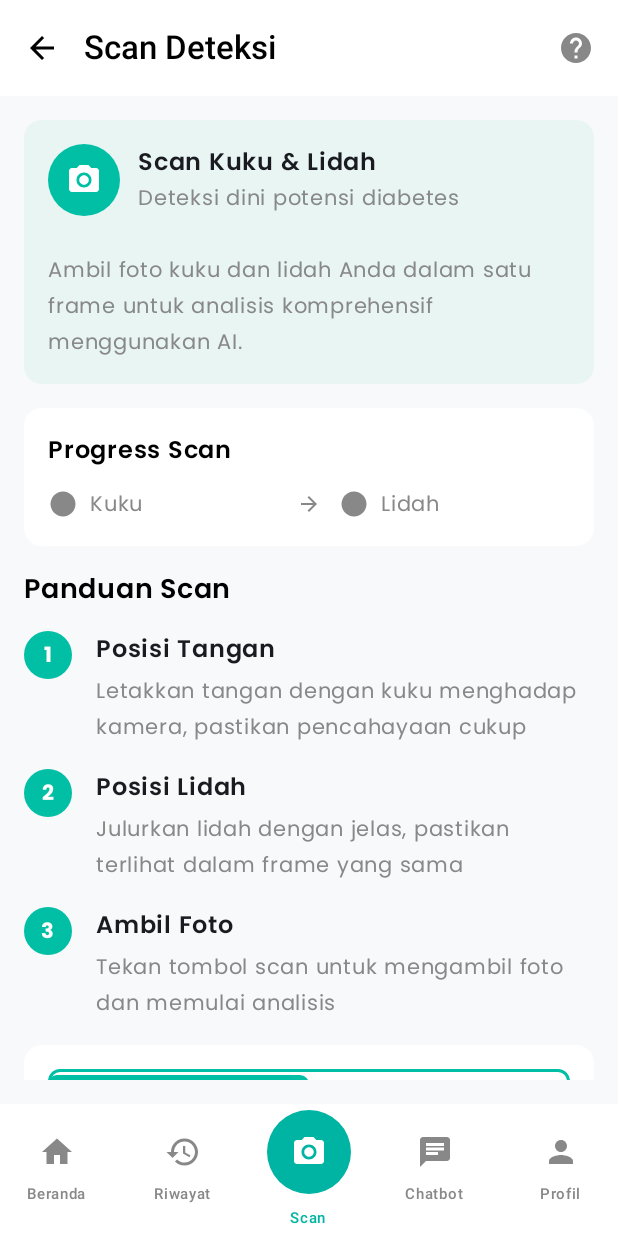
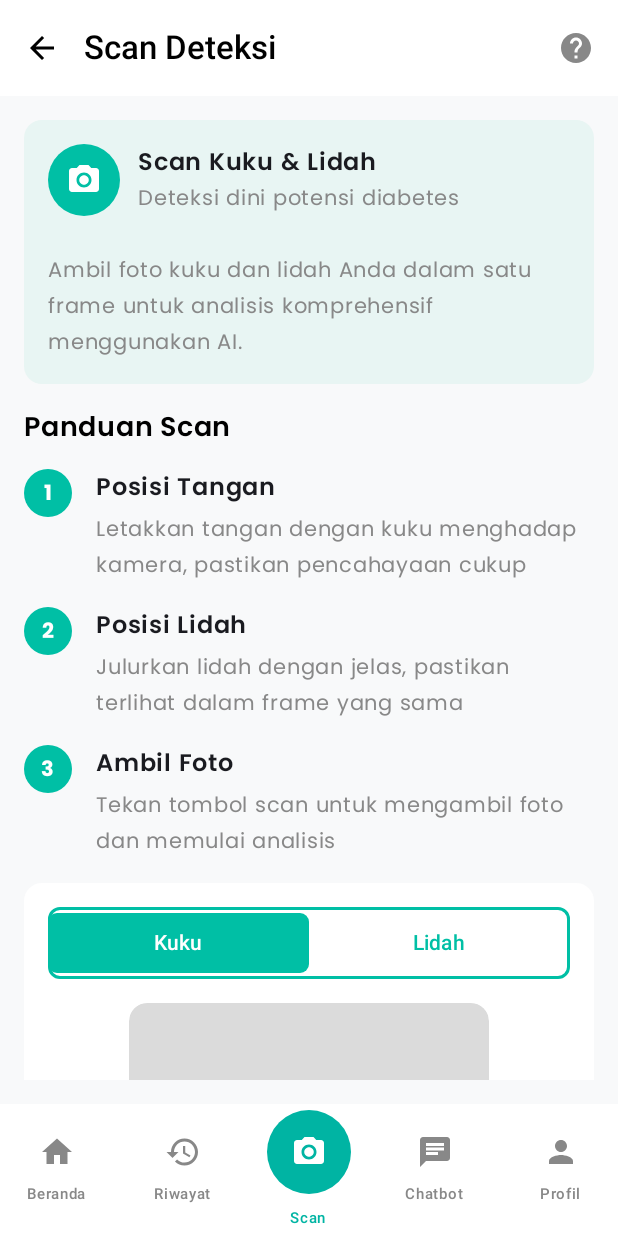
Before and after one commit to dzikrimr/prediai-app, an Android app built with Jetpack Compose: the scan screen opened through its navigation route, on a phone screen of 412 x 824 dp. Run offline under Robolectric (Android 15) with nearby library versions, the phone set to English and light mode, and no system bars; libraries missing offline, so code that uses them is left out: androidx.camera.core, androidx.camera.lifecycle, androidx.camera.view; 2 statements that could not run were skipped.

Commit message:
fix bottom navigation in scan result

```diff
--- a/app/src/main/java/com/example/prediai/MainScreen.kt
+++ b/app/src/main/java/com/example/prediai/MainScreen.kt
@@ -30,7 +30,12 @@ fun MainScreen() {
     Scaffold(
         bottomBar = {
             val currentRoute = navController.currentBackStackEntryAsState().value?.destination?.route
-            if (currentRoute != "progress" && !(currentRoute?.startsWith("historyDetail/") ?: false)) {
+            // Hide bottom navigation for specific screens
+            val hideBottomBar = currentRoute == "progress" ||
+                    currentRoute == "scan_results" ||
+                    currentRoute?.startsWith("historyDetail/") ?: false
+
+            if (!hideBottomBar) {
                 BottomNavigationBar(navController = navController)
             }
         }
--- a/app/src/main/java/com/example/prediai/ScanDetectionScreen.kt
+++ b/app/src/main/java/com/example/prediai/ScanDetectionScreen.kt
@@ -240,79 +240,6 @@ fun ScanDetectionScreen(navController: NavController) {
                     )
 
                     Spacer(modifier = Modifier.height(8.dp))
-                }
-            }
-
-            // Progress indicator
-            item {
-                Card(
-                    modifier = Modifier.fillMaxWidth(),
-                    shape = RoundedCornerShape(12.dp),
-                    colors = CardDefaults.cardColors(containerColor = Color.White)
-                ) {
-                    Column(
-                        modifier = Modifier.padding(16.dp)
-                    ) {
-                        Text(
-                            text = "Progress Scan",
-                            fontWeight = FontWeight.SemiBold,
-                            fontSize = 16.sp,
-                            color = Color.Black
-                        )
-
-                        Spacer(modifier = Modifier.height(12.dp))
-
-                        Row(
-                            horizontalArrangement = Arrangement.spacedBy(12.dp),
-                            verticalAlignment = Alignment.CenterVertically
-                        ) {
-                            // Kuku progress
-                            Row(
-                                verticalAlignment = Alignment.CenterVertically,
-                                modifier = Modifier.weight(1f)
-                            ) {
-                                Icon(
-                                    if (kukuImageCaptured) Icons.Default.CheckCircle else Icons.Default.Circle,
-                                    contentDescription = null,
-                                    tint = if (kukuImageCaptured) Color(0xFF4CAF50) else Color.Gray,
-                                    modifier = Modifier.size(20.dp)
-                                )
-                                Spacer(modifier = Modifier.width(8.dp))
-                                Text(
-                                    text = "Kuku",
-                                    fontSize = 14.sp,
-                                    color = if (kukuImageCaptured) Color(0xFF4CAF50) else Color.Gray
-                                )
-                            }
-
-                            // Arrow
-                            Icon(
-                                Icons.Default.ArrowForward,
-                                contentDescription = null,
-                                tint = Color.Gray,
-                                modifier = Modifier.size(16.dp)
-                            )
-
-                            // Lidah progress
-                            Row(
-                                verticalAlignment = Alignment.CenterVertically,
-                                modifier = Modifier.weight(1f)
-                            ) {
-                                Icon(
-                                    if (lidahImageCaptured) Icons.Default.CheckCircle else Icons.Default.Circle,
-                                    contentDescription = null,
-                                    tint = if (lidahImageCaptured) Color(0xFF4CAF50) else Color.Gray,
-                                    modifier = Modifier.size(20.dp)
-                                )
-                                Spacer(modifier = Modifier.width(8.dp))
-                                Text(
-                                    text = "Lidah",
-                                    fontSize = 14.sp,
-                                    color = if (lidahImageCaptured) Color(0xFF4CAF50) else Color.Gray
-                                )
-                            }
-                        }
-                    }
                 }
             }
 
```
Also changed, not shown: app/src/main/java/com/example/prediai/ProfileScreen.kt (line endings or trailing spaces).
